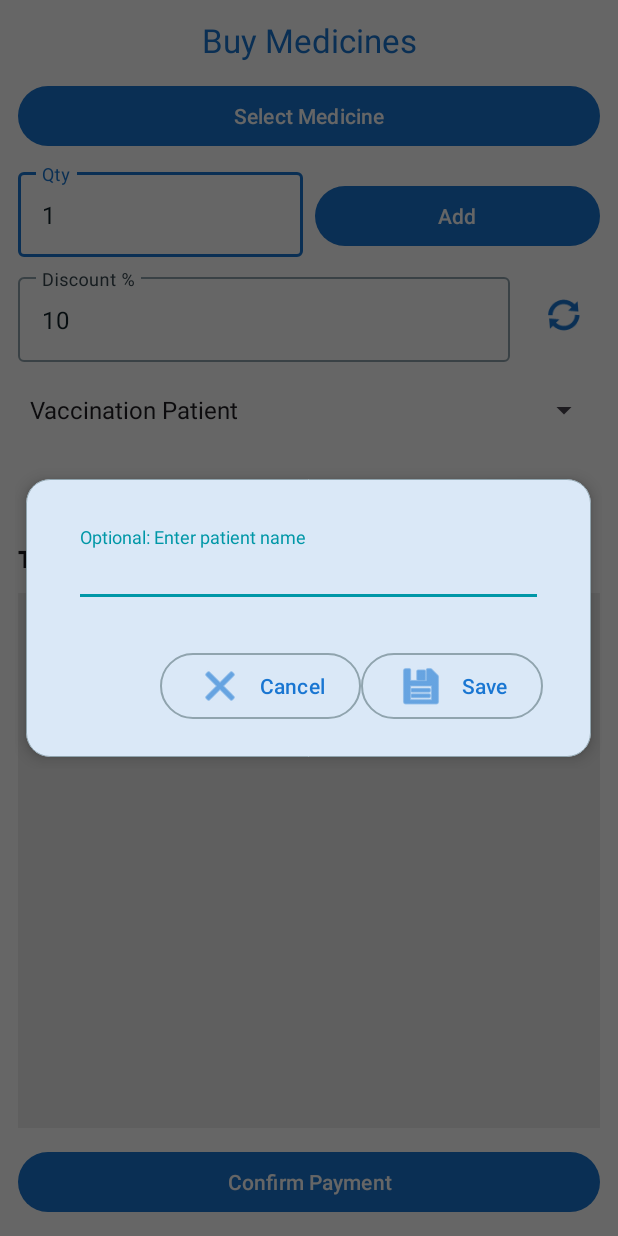
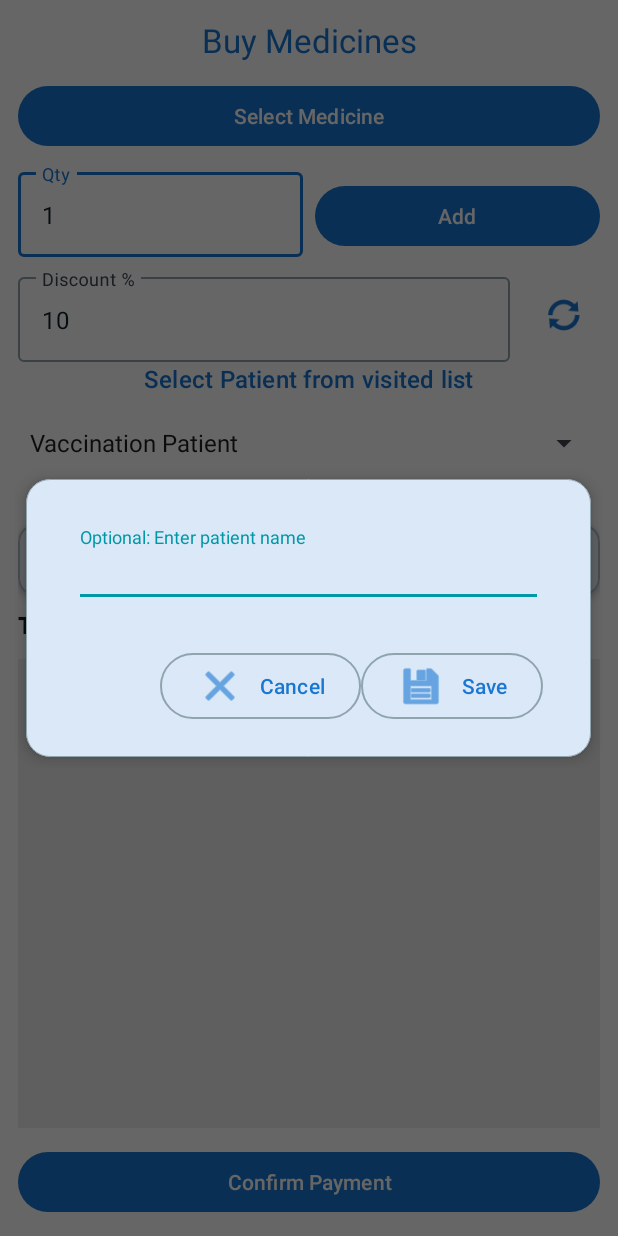
Before and after one commit to Smthbig/Ramm, an Android app: the BuymedicineActivity screen opened directly, with no data from a screen before it, on a phone screen of 412 x 824 dp. Run offline under Robolectric (Android 15) with nearby library versions, the phone set to English and light mode, and no system bars; Roboto replaces fonts that are not available here.

```diff
--- a/app/src/main/java/com/ramm/BuymedicineActivity.java
+++ b/app/src/main/java/com/ramm/BuymedicineActivity.java
@@ -123,6 +123,20 @@ public class BuymedicineActivity extends AppCompatActivity {
                     updateCartUI();
                     showToast("Item removed");
                     return true;
+                });
+        binding.etDiscount.addTextChangedListener(
+                new TextWatcher() {
+                    @Override
+                    public void beforeTextChanged(
+                            CharSequence s, int start, int count, int after) {}
+
+                    @Override
+                    public void onTextChanged(CharSequence s, int start, int before, int count) {
+                        updateTotal(); // Auto-refresh total
+                    }
+
+                    @Override
+                    public void afterTextChanged(Editable s) {}
                 });
     }
 
--- a/app/src/main/res/layout/buymedicine.xml
+++ b/app/src/main/res/layout/buymedicine.xml
@@ -111,42 +111,78 @@
                 app:shapeAppearanceOverlay="@style/ShapeAppearance.Material3.Corner.Full"
                 app:tint="?attr/colorPrimary" />
         </LinearLayout>
+         <!-- Patient list Text -->
+        <com.google.android.material.textview.MaterialTextView
+            android:id="@+id/hd_patient"
+            android:layout_width="wrap_content"
+            android:layout_height="wrap_content"
+            style="@style/TextAppearance.Material3.TitleMedium"
+            android:textColor="?attr/colorPrimary"
+            android:text="Select Patient from visited list"
+            android:layout_marginBottom="8dp"
+            app:layout_constraintTop_toBottomOf="@id/row_discount_refresh"
+            app:layout_constraintStart_toStartOf="parent"
+            app:layout_constraintEnd_toEndOf="parent" />
         <!-- Patient Spinner -->
         <Spinner
             android:id="@+id/spinner_patient"
             android:layout_width="0dp"
             android:layout_height="wrap_content"
             android:layout_marginTop="8dp"
-            app:layout_constraintTop_toBottomOf="@id/row_discount_refresh"
+            app:layout_constraintTop_toBottomOf="@id/hd_patient"
+            app:layout_constraintStart_toStartOf="parent"
+            app:layout_constraintEnd_toEndOf="parent" />
+        <!-- Payment Method Text -->
+        <com.google.android.material.textview.MaterialTextView
+            android:id="@+id/tl_payment"
+            android:layout_width="wrap_content"
+            android:layout_height="wrap_content"
+            style="@style/TextAppearance.Material3.TitleMedium"
+            android:textColor="?attr/colorPrimary"
+            android:text="Select Payment Method"
+            android:layout_marginBottom="8dp"
+            app:layout_constraintTop_toBottomOf="@id/spinner_patient"
             app:layout_constraintStart_toStartOf="parent"
             app:layout_constraintEnd_toEndOf="parent" />
 
-        <!-- Payment Options -->
-        <RadioGroup
-            android:id="@+id/rg_payment"
+        <!-- Payment Method Card -->
+        <com.google.android.material.card.MaterialCardView
+            android:id="@+id/cd_payment"
             android:layout_width="0dp"
             android:layout_height="wrap_content"
             android:orientation="horizontal"
+            android:layout_gravity="center"
+            android:layout_marginTop="8dp"
+            app:layout_constraintTop_toBottomOf="@id/tl_payment"
+            app:layout_constraintStart_toStartOf="parent"
+            app:layout_constraintEnd_toEndOf="parent"
+            app:cardCornerRadius="12dp"
+            app:cardElevation="3dp">
+
+            <RadioGroup
+                android:id="@+id/rg_payment"
+                android:layout_width="wrap_content"
+                android:layout_height="wrap_content"
                 android:gravity="center"
-            android:layout_marginTop="8dp"
-            app:layout_constraintTop_toBottomOf="@id/spinner_patient"
-            app:layout_constraintStart_toStartOf="parent"
-            app:layout_constraintEnd_toEndOf="parent">
+                android:layout_gravity="center_horizontal"
+                android:orientation="horizontal">
 
                 <RadioButton
                     android:id="@+id/rb_cash"
                     android:layout_width="wrap_content"
                     android:layout_height="wrap_content"
                     android:text="Cash"
-                android:checked="true" />
+                    android:layout_marginEnd="24dp"
+                    android:textColor="?attr/colorOnSurface" />
 
                 <RadioButton
                     android:id="@+id/rb_online"
                     android:layout_width="wrap_content"
                     android:layout_height="wrap_content"
                     android:text="Online"
-                android:layout_marginStart="24dp" />
+                    android:textColor="?attr/colorOnSurface" />
             </RadioGroup>
+        </com.google.android.material.card.MaterialCardView>
 
         <!-- Total Display -->
         <com.google.android.material.textview.MaterialTextView
@@ -157,7 +193,7 @@
             android:textAppearance="?attr/textAppearanceTitleMedium"
             android:textStyle="bold"
             android:layout_marginTop="8dp"
-            app:layout_constraintTop_toBottomOf="@id/rg_payment"
+            app:layout_constraintTop_toBottomOf="@id/cd_payment"
             app:layout_constraintStart_toStartOf="parent"
             app:layout_constraintEnd_toEndOf="parent" />
 
```
Also changed, not shown: app/src/main/java/com/ramm/VisitHistoryActivity.java (+25 -20 lines), app/src/main/res/layout/doctorfee.xml (+10 -7 lines). Lines whose indentation alone changed are shown as unchanged.
